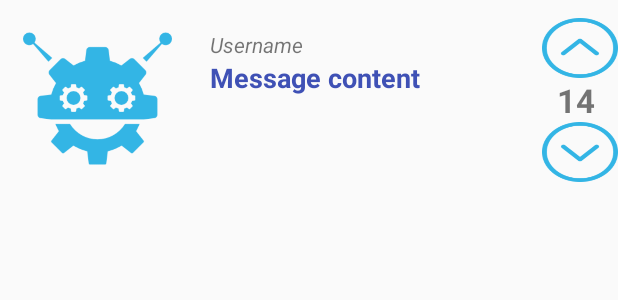
After one commit to AshleyRayMaceli/discussion-forum-android, an Android app: the layout thread_list_item.xml on its own in the app's theme, with its tools: preview values and no code run, on a phone screen of 412 x 824 dp. The commit adds this screen. Shown: the top 300 px of the screen. Run offline under Robolectric (Android 15) with nearby library versions, the phone set to English and light mode, and no system bars.

Commit message:
Implement Firebase RecyclerView to display a list of Threads in the database on the MainActivity

```diff
--- /dev/null
+++ b/app/src/main/res/layout/thread_list_item.xml
@@ -0,0 +1,90 @@
+<?xml version="1.0" encoding="utf-8"?>
+<LinearLayout xmlns:android="http://schemas.android.com/apk/res/android"
+    android:orientation="horizontal"
+    android:layout_width="match_parent"
+    android:layout_height="115dp"
+    android:layout_marginTop="10dp"
+    android:layout_marginBottom="10dp"
+    android:weightSum="1">
+
+    <ImageView
+        android:layout_width="130dp"
+        android:layout_height="100dp"
+        android:id="@+id/threadImageView"
+        android:src="@drawable/robot"
+        android:padding="15dp"
+        android:scaleType="centerCrop"
+        android:tint="@android:color/holo_blue_light"
+        android:layout_marginTop="5dp" />
+
+    <LinearLayout
+        android:orientation="vertical"
+        android:layout_width="wrap_content"
+        android:layout_height="match_parent"
+        android:padding="10dp">
+
+        <TextView
+            android:layout_width="wrap_content"
+            android:layout_height="wrap_content"
+            android:text="Username"
+            android:id="@+id/userNameTextView"
+            android:layout_below="@+id/messageTextView"
+            android:layout_alignParentLeft="true"
+            android:layout_alignParentStart="true"
+            android:textStyle="italic"/>
+
+        <RelativeLayout
+            android:layout_width="211dp"
+            android:layout_height="match_parent">
+
+            <TextView
+                android:layout_width="wrap_content"
+                android:layout_height="wrap_content"
+                android:id="@+id/messageTextView"
+                android:textSize="18dp"
+                android:textStyle="bold"
+                android:text="Message content"
+                android:textColor="@color/colorPrimary"
+                android:layout_alignParentTop="true"
+                android:layout_alignParentLeft="true"
+                android:layout_alignParentStart="true" />
+        </RelativeLayout>
+    </LinearLayout>
+
+    <GridLayout
+        android:layout_width="match_parent"
+        android:layout_height="match_parent"
+        android:layout_marginTop="2dp">
+
+        <ImageButton
+            android:layout_width="match_parent"
+            android:layout_height="40dp"
+            android:id="@+id/upImageButton"
+            android:layout_row="0"
+            android:layout_column="2"
+            android:background="@drawable/up"
+            android:backgroundTint="@android:color/holo_blue_light" />
+
+        <TextView
+            android:layout_width="fill_parent"
+            android:layout_height="wrap_content"
+            android:text="14"
+            android:id="@+id/scoreTextView"
+            android:layout_row="1"
+            android:layout_column="2"
+            android:textStyle="bold"
+            android:textSize="22dp"
+            android:textAlignment="center"
+            android:layout_marginRight="5dp" />
+
+        <ImageButton
+            android:layout_width="match_parent"
+            android:layout_height="40dp"
+            android:id="@+id/downImageButton"
+            android:layout_row="2"
+            android:layout_column="2"
+            android:backgroundTint="@android:color/holo_blue_light"
+            android:background="@drawable/down" />
+    </GridLayout>
+
+</LinearLayout>
```
Also changed, not shown: app/src/main/java/com/example/guest/discussionforum/adapters/FirebaseThreadViewHolder.java (added, +36 -0 lines), app/src/main/java/com/example/guest/discussionforum/ui/MainActivity.java (+40 -0 lines), app/src/main/res/layout/activity_main.xml (+9 -6 lines), app/src/main/res/drawable/down.png (added), app/src/main/res/drawable/robot.png (added), app/src/main/res/drawable/up.png (added).
